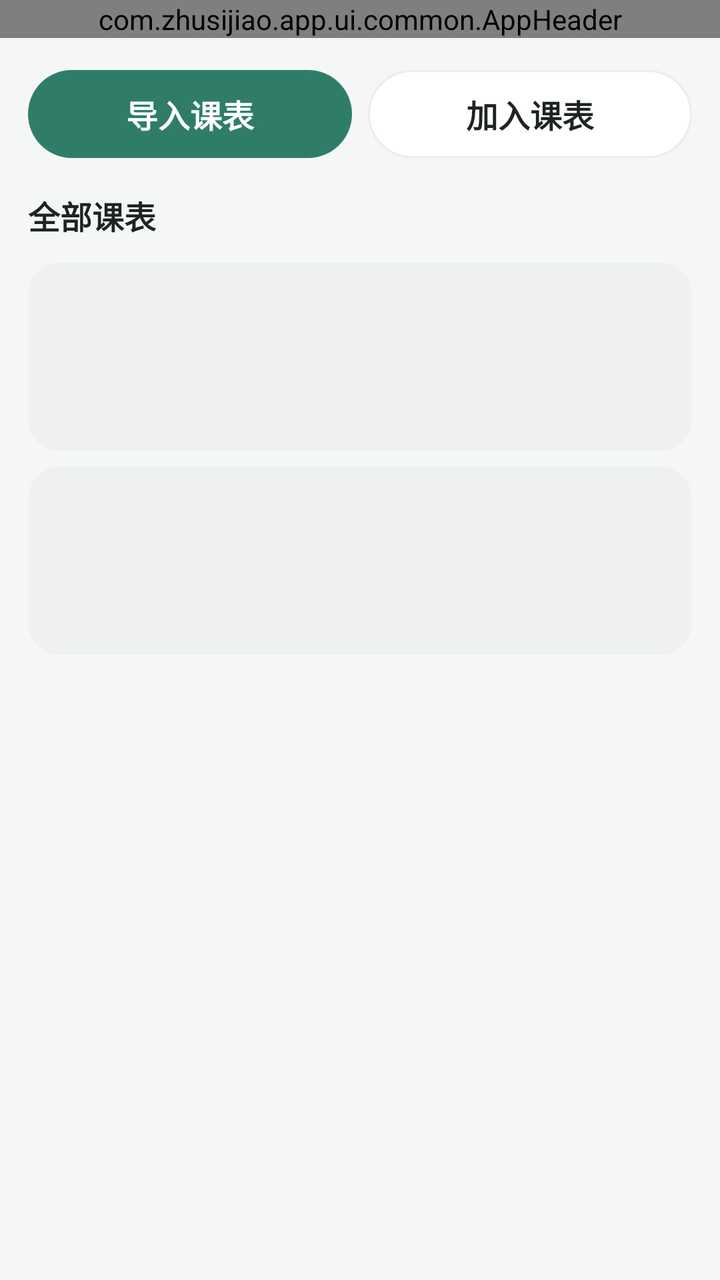
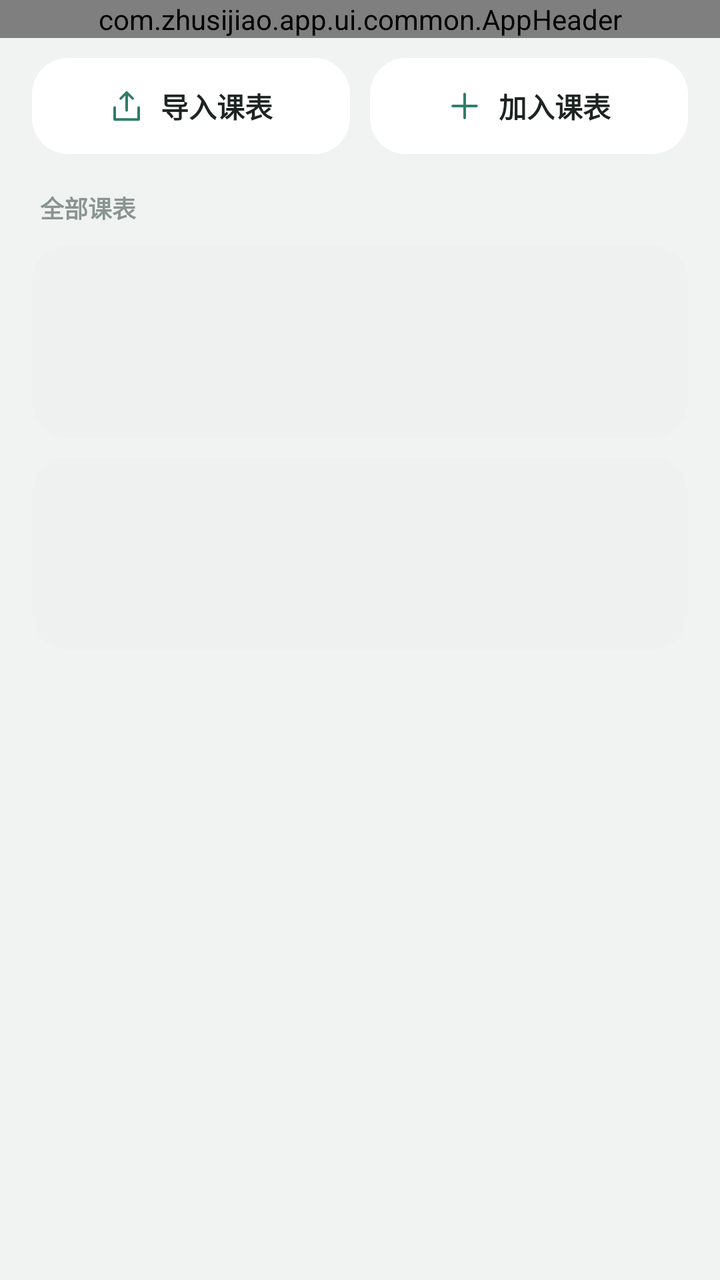

Screens rendered from an Android XML layout before and after an edit, with the pre-edit source and the edit as a unified diff.
<!-- AndroidManifest.xml: application theme Theme.Zhusijiao -->
<!-- res/layout/fragment_library.xml -->
<?xml version="1.0" encoding="utf-8"?>

<LinearLayout xmlns:android="http://schemas.android.com/apk/res/android"
    android:layout_width="match_parent"
    android:layout_height="match_parent"
    android:background="@color/background"
    android:orientation="vertical">

    <com.zhusijiao.app.ui.common.AppHeader
        android:id="@+id/header"
        android:layout_width="match_parent"
        android:layout_height="wrap_content" />

    <androidx.core.widget.NestedScrollView
        android:id="@+id/scroll"
        android:layout_width="match_parent"
        android:layout_height="0dp"
        android:layout_weight="1">

        <LinearLayout
            android:layout_width="match_parent"
            android:layout_height="wrap_content"
            android:orientation="vertical"
            android:paddingStart="@dimen/page_padding"
            android:paddingEnd="@dimen/page_padding"
            android:paddingBottom="16dp">

            <LinearLayout
                android:id="@+id/actionRow"
                android:layout_width="match_parent"
                android:layout_height="wrap_content"
                android:layout_marginTop="16dp"
                android:orientation="horizontal">

                <TextView
                    android:id="@+id/importBtn"
                    style="@style/PrimaryButton"
                    android:layout_width="0dp"
                    android:layout_weight="1"
                    android:text="@string/library_import" />

                <TextView
                    android:id="@+id/joinBtn"
                    style="@style/GhostButton"
                    android:layout_width="0dp"
                    android:layout_marginStart="8dp"
                    android:layout_weight="1"
                    android:text="@string/join_title" />
            </LinearLayout>

            <LinearLayout
                android:id="@+id/listHeader"
                android:layout_width="match_parent"
                android:layout_height="wrap_content"
                android:layout_marginTop="17dp"
                android:gravity="center_vertical"
                android:orientation="horizontal">

                <TextView
                    style="@style/SectionTitle"
                    android:layout_width="0dp"
                    android:layout_weight="1"
                    android:text="@string/library_all" />

                <TextView
                    android:id="@+id/countText"
                    android:layout_width="wrap_content"
                    android:layout_height="wrap_content"
                    android:textColor="@color/text_tertiary"
                    android:textSize="@dimen/text_caption" />
            </LinearLayout>

            <LinearLayout
                android:id="@+id/skeletonList"
                android:layout_width="match_parent"
                android:layout_height="wrap_content"
                android:layout_marginTop="12dp"
                android:orientation="vertical">

                <View
                    android:layout_width="match_parent"
                    android:layout_height="94dp"
                    android:layout_marginBottom="8dp"
                    android:background="@drawable/bg_skeleton" />

                <View
                    android:layout_width="match_parent"
                    android:layout_height="94dp"
                    android:background="@drawable/bg_skeleton" />
            </LinearLayout>

            
            <LinearLayout
                android:id="@+id/emptyState"
                android:layout_width="match_parent"
                android:layout_height="wrap_content"
                android:layout_marginTop="56dp"
                android:gravity="center_horizontal"
                android:orientation="vertical"
                android:paddingStart="24dp"
                android:paddingEnd="24dp"
                android:visibility="gone">

                <ImageView
                    android:layout_width="96dp"
                    android:layout_height="96dp"
                    android:layout_marginBottom="18dp"
                    android:contentDescription="@null"
                    android:src="@mipmap/ic_launcher_round" />

                <TextView
                    style="@style/EmptyTitle"
                    android:text="@string/index_empty_title" />

                <TextView
                    android:id="@+id/emptyImport"
                    style="@style/PrimaryButton"
                    android:layout_marginTop="20dp"
                    android:text="@string/index_import" />

                <TextView
                    android:id="@+id/emptyJoin"
                    style="@style/GhostButton"
                    android:layout_marginTop="8dp"
                    android:text="@string/join_title" />
            </LinearLayout>

            <LinearLayout
                android:id="@+id/cardList"
                android:layout_width="match_parent"
                android:layout_height="wrap_content"
                android:layout_marginTop="12dp"
                android:orientation="vertical" />
        </LinearLayout>
    </androidx.core.widget.NestedScrollView>
</LinearLayout>
<!-- resources referenced by this layout -->
<resources>
  <color name="background">#f5f7f6</color>
  <color name="text_tertiary">#8a9490</color>
  <dimen name="page_padding">14dp</dimen>
  <dimen name="text_caption">11sp</dimen>
  <!-- drawable bg_skeleton (drawable) -->
  <?xml version="1.0" encoding="utf-8"?>
  
  <shape xmlns:android="http://schemas.android.com/apk/res/android" android:shape="rectangle">
      <solid android:color="@color/skeleton" />
      <corners android:radius="@dimen/card_radius_lg" />
  </shape>
  <string name="index_empty_title">还没有课表</string>
  <string name="index_import">导入课表</string>
  <string name="join_title">加入课表</string>
  <string name="library_all">全部课表</string>
  <string name="library_import">导入课表</string>
  <style name="EmptyTitle">
          <item name="android:layout_width">wrap_content</item>
          <item name="android:layout_height">wrap_content</item>
          <item name="android:textColor">@color/text_primary</item>
          <item name="android:textSize">@dimen/text_subtitle</item>
          <item name="android:textStyle">bold</item>
      </style>
  <style name="GhostButton" parent="PrimaryButton">
          <item name="android:background">@drawable/bg_ghost_button</item>
          <item name="android:textColor">@color/text_primary</item>
      </style>
  <style name="SectionTitle">
          <item name="android:layout_width">wrap_content</item>
          <item name="android:layout_height">wrap_content</item>
          <item name="android:textColor">@color/text_primary</item>
          <item name="android:textSize">@dimen/text_section</item>
          <item name="android:textStyle">bold</item>
      </style>
  <color name="skeleton">#eef1ef</color>
  <dimen name="card_radius_lg">@dimen/radius_lg</dimen>
  <color name="ic_launcher_background">#FFFFFF</color>
  <color name="text_primary">#1d2421</color>
  <dimen name="text_subtitle">16sp</dimen>
  <dimen name="button_min_height">44dp</dimen>
  <dimen name="text_button">@dimen/text_subtitle</dimen>
  <dimen name="text_section">@dimen/text_subtitle</dimen>
  <color name="accent">#2f7d68</color>
  <color name="text_secondary">#5f6965</color>
  <color name="surface">#ffffff</color>
  <dimen name="radius_lg">16dp</dimen>
  <color name="hover_bg">#f2f5f4</color>
  <color name="line">#e9edeb</color>
  <dimen name="button_radius">@dimen/radius_pill</dimen>
  <color name="accent_strong">#287760</color>
  <style name="DialogButton" parent="Widget.AppCompat.Button.ButtonBar.AlertDialog">
          <item name="android:textColor">@color/accent</item>
          <item name="android:textStyle">bold</item>
      </style>
  <dimen name="radius_pill">100dp</dimen>
  <!-- unchanged entries left out for length: 6 -->
</resources>

<!-- the commit's change to res/layout/fragment_library.xml (unified diff, before → after) -->
@@ -1,6 +1,6 @@
 <?xml version="1.0" encoding="utf-8"?>
-
 <LinearLayout xmlns:android="http://schemas.android.com/apk/res/android"
+    xmlns:app="http://schemas.android.com/apk/res-auto"
     android:layout_width="match_parent"
     android:layout_height="match_parent"
     android:background="@color/background"
@@ -25,42 +25,94 @@
             android:paddingEnd="@dimen/page_padding"
             android:paddingBottom="16dp">
 
+            
             <LinearLayout
                 android:id="@+id/actionRow"
                 android:layout_width="match_parent"
                 android:layout_height="wrap_content"
-                android:layout_marginTop="16dp"
+                android:layout_marginTop="10dp"
                 android:orientation="horizontal">
 
-                <TextView
+                <LinearLayout
                     android:id="@+id/importBtn"
-                    style="@style/PrimaryButton"
                     android:layout_width="0dp"
+                    android:layout_height="48dp"
                     android:layout_weight="1"
-                    android:text="@string/library_import" />
+                    android:background="@drawable/bg_next_class"
+                    android:clickable="true"
+                    android:focusable="true"
+                    android:gravity="center"
+                    android:orientation="horizontal"
+                    android:paddingStart="12dp"
+                    android:paddingEnd="12dp">
 
-                <TextView
+                    <ImageView
+                        android:layout_width="18dp"
+                        android:layout_height="18dp"
+                        android:layout_marginEnd="8dp"
+                        android:importantForAccessibility="no"
+                        android:src="@drawable/ic_menu_import"
+                        app:tint="@color/accent" />
+
+                    <TextView
+                        android:layout_width="wrap_content"
+                        android:layout_height="wrap_content"
+                        android:text="@string/library_import"
+                        android:textColor="@color/text_primary"
+                        android:textSize="@dimen/text_body"
+                        android:textStyle="bold" />
+                </LinearLayout>
+
+                <LinearLayout
                     android:id="@+id/joinBtn"
-                    style="@style/GhostButton"
                     android:layout_width="0dp"
-                    android:layout_marginStart="8dp"
+                    android:layout_height="48dp"
+                    android:layout_marginStart="10dp"
                     android:layout_weight="1"
-                    android:text="@string/join_title" />
+                    android:background="@drawable/bg_next_class"
+                    android:clickable="true"
+                    android:focusable="true"
+                    android:gravity="center"
+                    android:orientation="horizontal"
+                    android:paddingStart="12dp"
+                    android:paddingEnd="12dp">
+
+                    <ImageView
+                        android:layout_width="18dp"
+                        android:layout_height="18dp"
+                        android:layout_marginEnd="8dp"
+                        android:importantForAccessibility="no"
+                        android:src="@drawable/ic_menu_add"
+                        app:tint="@color/accent" />
+
+                    <TextView
+                        android:layout_width="wrap_content"
+                        android:layout_height="wrap_content"
+                        android:text="@string/join_title"
+                        android:textColor="@color/text_primary"
+                        android:textSize="@dimen/text_body"
+                        android:textStyle="bold" />
+                </LinearLayout>
             </LinearLayout>
 
             <LinearLayout
                 android:id="@+id/listHeader"
                 android:layout_width="match_parent"
                 android:layout_height="wrap_content"
-                android:layout_marginTop="17dp"
+                android:layout_marginTop="18dp"
                 android:gravity="center_vertical"
-                android:orientation="horizontal">
+                android:orientation="horizontal"
+                android:paddingStart="4dp"
+                android:paddingEnd="4dp">
 
                 <TextView
-                    style="@style/SectionTitle"
                     android:layout_width="0dp"
+                    android:layout_height="wrap_content"
                     android:layout_weight="1"
-                    android:text="@string/library_all" />
+                    android:text="@string/library_all"
+                    android:textColor="@color/text_tertiary"
+                    android:textSize="@dimen/text_hint"
+                    android:textStyle="bold" />
 
                 <TextView
                     android:id="@+id/countText"
@@ -74,18 +126,18 @@
                 android:id="@+id/skeletonList"
                 android:layout_width="match_parent"
                 android:layout_height="wrap_content"
-                android:layout_marginTop="12dp"
+                android:layout_marginTop="10dp"
                 android:orientation="vertical">
 
                 <View
                     android:layout_width="match_parent"
-                    android:layout_height="94dp"
-                    android:layout_marginBottom="8dp"
+                    android:layout_height="96dp"
+                    android:layout_marginBottom="10dp"
                     android:background="@drawable/bg_skeleton" />
 
                 <View
                     android:layout_width="match_parent"
-                    android:layout_height="94dp"
+                    android:layout_height="96dp"
                     android:background="@drawable/bg_skeleton" />
             </LinearLayout>
 
@@ -115,13 +167,15 @@
                 <TextView
                     android:id="@+id/emptyImport"
                     style="@style/PrimaryButton"
-                    android:layout_marginTop="20dp"
+                    android:layout_marginTop="22dp"
+                    android:minHeight="48dp"
                     android:text="@string/index_import" />
 
                 <TextView
                     android:id="@+id/emptyJoin"
                     style="@style/GhostButton"
-                    android:layout_marginTop="8dp"
+                    android:layout_marginTop="10dp"
+                    android:minHeight="48dp"
                     android:text="@string/join_title" />
             </LinearLayout>
 
@@ -129,7 +183,7 @@
                 android:id="@+id/cardList"
                 android:layout_width="match_parent"
                 android:layout_height="wrap_content"
-                android:layout_marginTop="12dp"
+                android:layout_marginTop="10dp"
                 android:orientation="vertical" />
         </LinearLayout>
     </androidx.core.widget.NestedScrollView>
<!-- resource entries referenced after the edit -->
@@ -1,9 +1,27 @@
 <!-- resources referenced by this layout -->
 <resources>
-  <color name="background">#f5f7f6</color>
+  <color name="background">#f0f3f2</color>
   <color name="text_tertiary">#8a9490</color>
-  <dimen name="page_padding">14dp</dimen>
+  <dimen name="page_padding">16dp</dimen>
+  <dimen name="text_body">14sp</dimen>
   <dimen name="text_caption">11sp</dimen>
+  <dimen name="text_hint">12sp</dimen>
+  <!-- drawable bg_next_class (drawable) -->
+  <?xml version="1.0" encoding="utf-8"?>
+  <selector xmlns:android="http://schemas.android.com/apk/res/android">
+      <item android:state_pressed="true">
+          <shape android:shape="rectangle">
+              <solid android:color="@color/surface_muted" />
+              <corners android:radius="@dimen/radius_lg" />
+          </shape>
+      </item>
+      <item>
+          <shape android:shape="rectangle">
+              <solid android:color="@color/surface" />
+              <corners android:radius="@dimen/radius_lg" />
+          </shape>
+      </item>
+  </selector>
   <!-- drawable bg_skeleton (drawable) -->
   <?xml version="1.0" encoding="utf-8"?>
   
@@ -11,6 +29,14 @@
       <solid android:color="@color/skeleton" />
       <corners android:radius="@dimen/card_radius_lg" />
   </shape>
+  <!-- drawable ic_menu_add (drawable) -->
+  <vector xmlns:android="http://schemas.android.com/apk/res/android" android:width="24dp" android:height="24dp" android:viewportWidth="24" android:viewportHeight="24">
+      <path android:fillColor="@android:color/transparent" android:strokeColor="@color/text_primary" android:strokeWidth="1.7" android:strokeLineCap="round" android:strokeLineJoin="round" android:pathData="M12,4v16 M4,12h16" />
+  </vector>
+  <!-- drawable ic_menu_import (drawable) -->
+  <vector xmlns:android="http://schemas.android.com/apk/res/android" android:width="24dp" android:height="24dp" android:viewportWidth="24" android:viewportHeight="24">
+      <path android:fillColor="@android:color/transparent" android:strokeColor="@color/text_primary" android:strokeWidth="1.7" android:strokeLineCap="round" android:strokeLineJoin="round" android:pathData="M12,3v12 M8,7l4,-4l4,4 M4,13v8h16v-8" />
+  </vector>
   <string name="index_empty_title">还没有课表</string>
   <string name="index_import">导入课表</string>
   <string name="join_title">加入课表</string>
@@ -27,13 +53,7 @@
           <item name="android:background">@drawable/bg_ghost_button</item>
           <item name="android:textColor">@color/text_primary</item>
       </style>
-  <style name="SectionTitle">
-          <item name="android:layout_width">wrap_content</item>
-          <item name="android:layout_height">wrap_content</item>
-          <item name="android:textColor">@color/text_primary</item>
-          <item name="android:textSize">@dimen/text_section</item>
-          <item name="android:textStyle">bold</item>
-      </style>
+  <color name="surface_muted">#f4f6f5</color>
   <color name="skeleton">#eef1ef</color>
   <dimen name="card_radius_lg">@dimen/radius_lg</dimen>
   <color name="ic_launcher_background">#FFFFFF</color>
@@ -41,15 +61,14 @@
   <dimen name="text_subtitle">16sp</dimen>
   <dimen name="button_min_height">44dp</dimen>
   <dimen name="text_button">@dimen/text_subtitle</dimen>
-  <dimen name="text_section">@dimen/text_subtitle</dimen>
   <color name="accent">#2f7d68</color>
   <color name="text_secondary">#5f6965</color>
   <color name="surface">#ffffff</color>
-  <dimen name="radius_lg">16dp</dimen>
+  <dimen name="radius_lg">18dp</dimen>
   <color name="hover_bg">#f2f5f4</color>
-  <color name="line">#e9edeb</color>
+  <color name="line">#e6ebea</color>
   <dimen name="button_radius">@dimen/radius_pill</dimen>
-  <color name="accent_strong">#287760</color>
+  <color name="accent_strong">#246b57</color>
   <style name="DialogButton" parent="Widget.AppCompat.Button.ButtonBar.AlertDialog">
           <item name="android:textColor">@color/accent</item>
           <item name="android:textStyle">bold</item>
